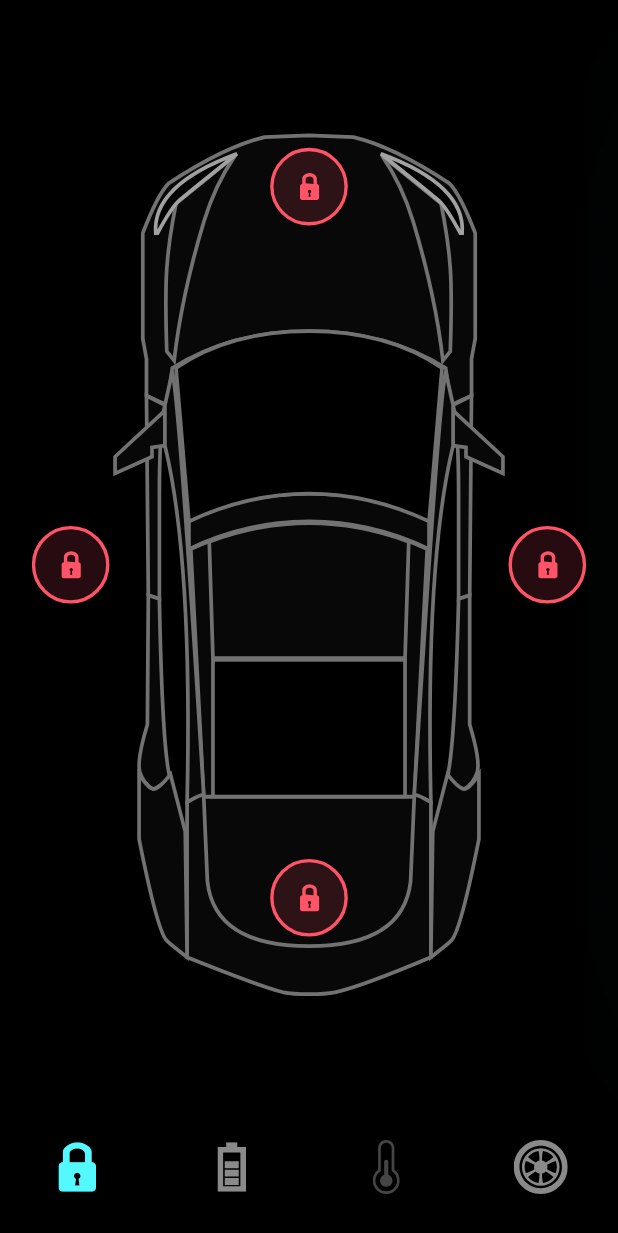
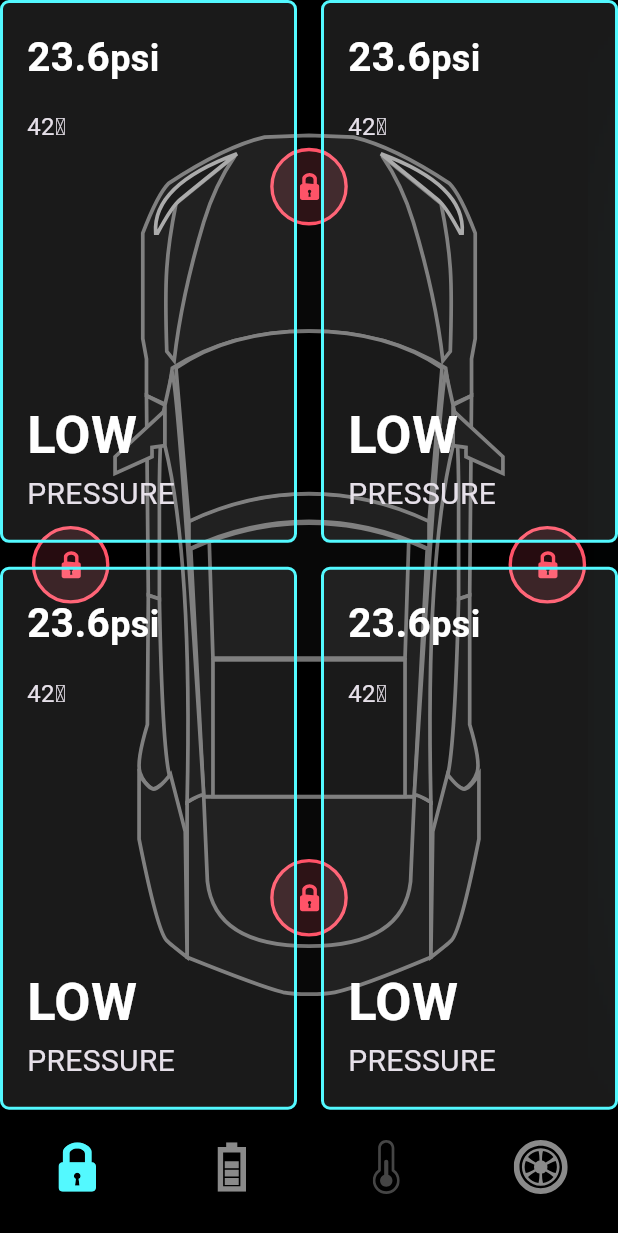
Before and after one commit to ritik6559/flutter-car-control-app-ui, a Flutter app: the screen it shows after launch, on a phone screen of 412 x 824 dp. Shown: the top 1233 px of the screen. Run offline on Flutter 3.47's test engine with Material 3 defaults, Android fonts, the phone set to English and light mode, and no system bars; our stand-ins replace flutter_svg.

Commit message:
minor changes

```diff
--- a/lib/controllers/home_controller.dart
+++ b/lib/controllers/home_controller.dart
@@ -42,6 +42,13 @@ class HomeController extends ChangeNotifier {
     void showTyreController(int index){
         if( selectedBottomTab != 3 && index == 3){
             isShowTyre = true;
+            Future.delayed(
+              Duration( milliseconds: 400 ),
+              (){
+                  isShowTyre = true;
+                  notifyListeners();
+              }
+            );
             notifyListeners();
         } else {
             isShowTyre = false;
--- a/lib/screens/home_screen.dart
+++ b/lib/screens/home_screen.dart
@@ -232,7 +232,73 @@ class _HomeScreenState extends State<HomeScreen> with TickerProviderStateMixin {
 
 
                        if( _controller.isShowTyre ) ...tyres(constrains),
+                       GridView.builder(
+                         gridDelegate: SliverGridDelegateWithFixedCrossAxisCount(
+                           crossAxisCount: 2,
+                           mainAxisSpacing: defaultPadding,
+                           crossAxisSpacing: defaultPadding,
+                           childAspectRatio: constrains.maxWidth / constrains.maxHeight,
+                        ),
+                        itemBuilder: ( context, index ){
+                            return Container(
+                             padding: const EdgeInsets.all(defaultPadding),
+                              decoration: BoxDecoration(
+                                color: Colors.white10,
+                                border: Border.all(
+                                    color: primaryColor,
+                                    width: 2,
+                                ),
+                                borderRadius: BorderRadius.circular(6),
+                              ),
+                              child: Column(
+                                crossAxisAlignment: CrossAxisAlignment.start,
+                                children: [
+                                  Text.rich(
+                                    TextSpan(
+                                      text: "23.6",
+                                      style: TextStyle(
+                                        fontSize: 27,
+                                        fontWeight: FontWeight.w600,
+                                        color: Colors.white,
+                                      ),
+                                      children:[
+                                        TextSpan(
+                                          text: "psi",
+                                          style: TextStyle(
+                                            fontSize: 24
+                                          )
+                                        )
+                                      ]
+                                    ),
+                                  ),
+                                  const SizedBox( height: defaultPadding, ),
+                                  Text(
+                                    "42\u2103",
+                                    style: TextStyle(
+                                      fontSize: 16,
+                                    ),
+                                  ),
+                                  Spacer(),
+                                  Text(
+                                    "low".toUpperCase(),
+                                    style: TextStyle(
+                                      color: Colors.white,
+                                      fontWeight: FontWeight.w600,
+                                      fontSize: 35
+                                    ),
+                                  ),
+                                  Text(
+                                    "Pressure".toUpperCase(),
+                                    style: TextStyle(
+                                      fontSize: 20,
+                                    ),
 
+                                  )
+                                ],
+                              ),
+                            );
+                        },
+                    )
                   ],
                 );
               },
```
